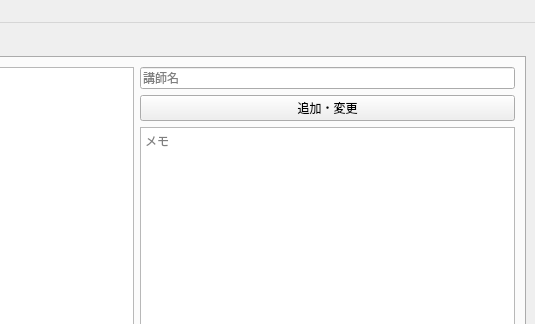
This is mainwindow.ui in ROMEKANA/TimeTable as Qt 5 draws it before an edit; both pictures show x 635 to 1170 and y 0 to 324 of the 1170 by 869 pixel window. The edited form follows.
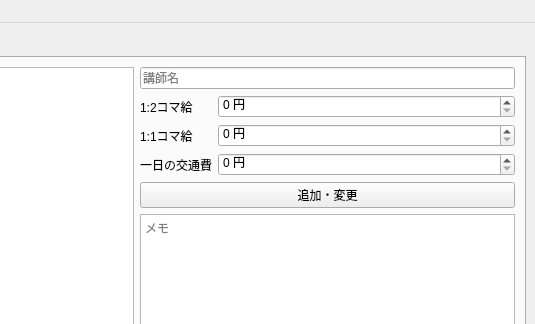
This is the edited form. The open tabs and pages were chosen to show the change.

```diff
--- a/mainwindow.ui
+++ b/mainwindow.ui
@@ -362,6 +362,61 @@
               </property>
              </widget>
             </item>
+            <item>
+             <layout class="QFormLayout" name="teacherPayFormLayout">
+              <item row="0" column="0">
+               <widget class="QLabel" name="teacherOneOnTwoRateLabel">
+                <property name="text">
+                 <string>1:2コマ給</string>
+                </property>
+               </widget>
+              </item>
+              <item row="0" column="1">
+               <widget class="QSpinBox" name="teacherOneOnTwoRateSpinBox">
+                <property name="maximum">
+                 <number>999999</number>
+                </property>
+                <property name="suffix">
+                 <string> 円</string>
+                </property>
+               </widget>
+              </item>
+              <item row="1" column="0">
+               <widget class="QLabel" name="teacherOneOnOneRateLabel">
+                <property name="text">
+                 <string>1:1コマ給</string>
+                </property>
+               </widget>
+              </item>
+              <item row="1" column="1">
+               <widget class="QSpinBox" name="teacherOneOnOneRateSpinBox">
+                <property name="maximum">
+                 <number>999999</number>
+                </property>
+                <property name="suffix">
+                 <string> 円</string>
+                </property>
+               </widget>
+              </item>
+              <item row="2" column="0">
+               <widget class="QLabel" name="teacherTransportPayLabel">
+                <property name="text">
+                 <string>一日の交通費</string>
+                </property>
+               </widget>
+              </item>
+              <item row="2" column="1">
+               <widget class="QSpinBox" name="teacherTransportPaySpinBox">
+                <property name="maximum">
+                 <number>999999</number>
+                </property>
+                <property name="suffix">
+                 <string> 円</string>
+                </property>
+               </widget>
+              </item>
+             </layout>
+            </item>
             <item>
              <widget class="QPushButton" name="teacherApplyButton">
               <property name="text">
```
Left out of the diff: 20 changed lines with no effect on the pictures.
